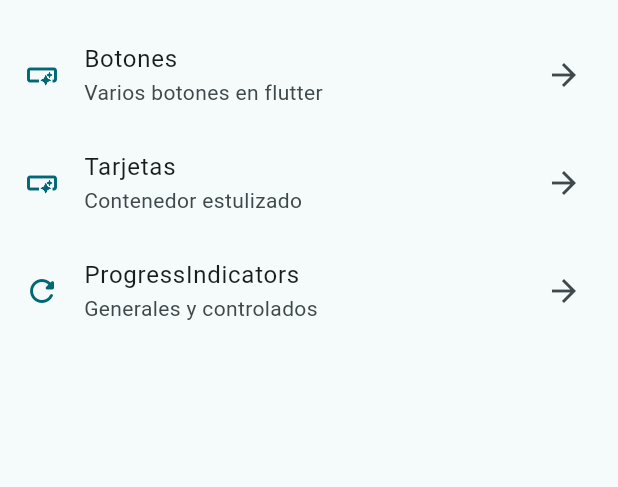
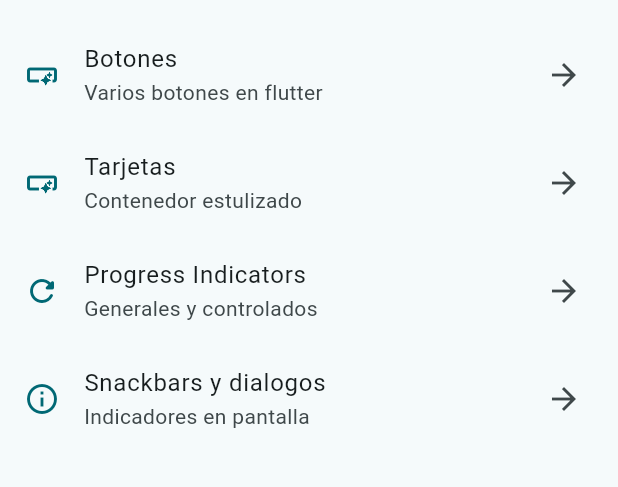
Before and after one commit to Mikkopk48/widgets-app, a Flutter app: the screen it shows after launch, on a phone screen of 412 x 824 dp, the part 63-550 px from its top. Run offline on Flutter 3.47's test engine with Material 3 defaults, Android fonts, the light colour scheme and no system bars; our stand-ins replace go_router.

Commit message:
snackbars and dialogs screen fineshed

```diff
--- a/lib/config/menu/menu_items.dart
+++ b/lib/config/menu/menu_items.dart
@@ -28,9 +28,15 @@ List<MenuItem> appMenuItems = [
     icon: Icons.smart_button_outlined,
   ),
   MenuItem(
-    title: 'ProgressIndicators',
+    title: 'Progress Indicators',
     subTitle: 'Generales y controlados',
     link: '/progress',
     icon: Icons.refresh_rounded,
   ),
+  MenuItem(
+    title: 'Snackbars y dialogos',
+    subTitle: 'Indicadores en pantalla',
+    link: '/snackbar',
+    icon: Icons.info_outline,
+  ),
 ];
--- a/lib/config/router/app_router.dart
+++ b/lib/config/router/app_router.dart
@@ -26,5 +26,10 @@ final appRouter = GoRouter(
       name: ProgressScreen.name,
       builder: (context, state) => const ProgressScreen(),
     ),
+    GoRoute(
+      path: '/snackbar',
+      name: SnackbarScreen.name,
+      builder: (context, state) => const SnackbarScreen(),
+    ),
   ],
 );
```
Also changed, not shown: lib/presentation/screens/snackbar/snackbar_screen.dart (+70 -1 lines).
